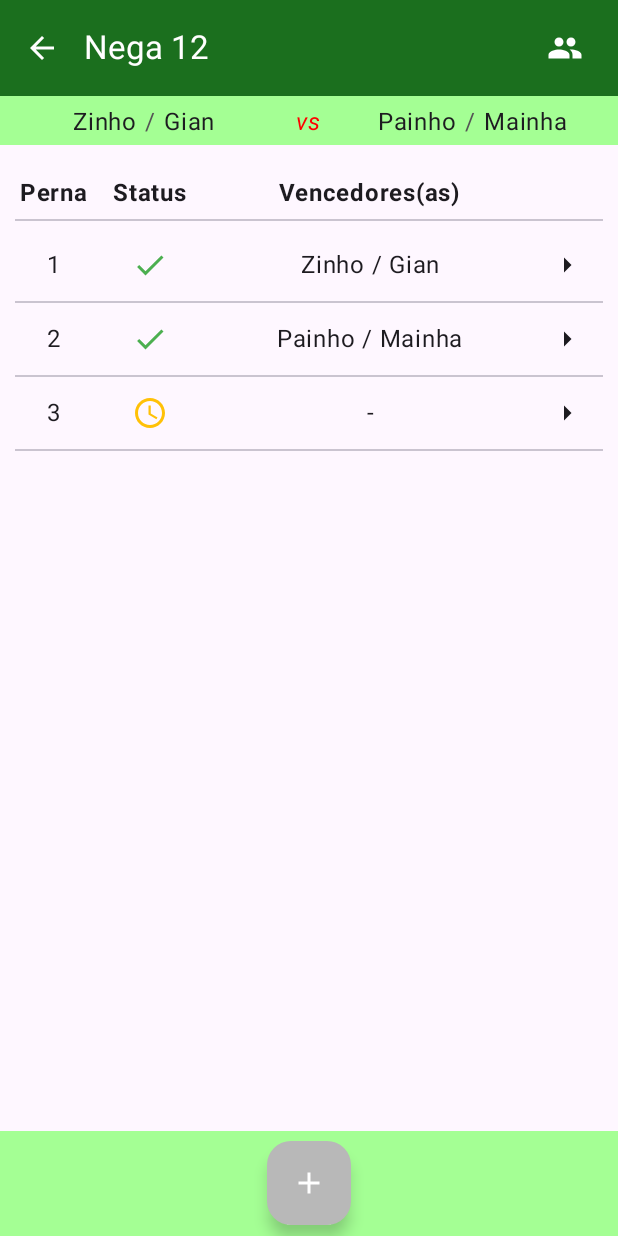
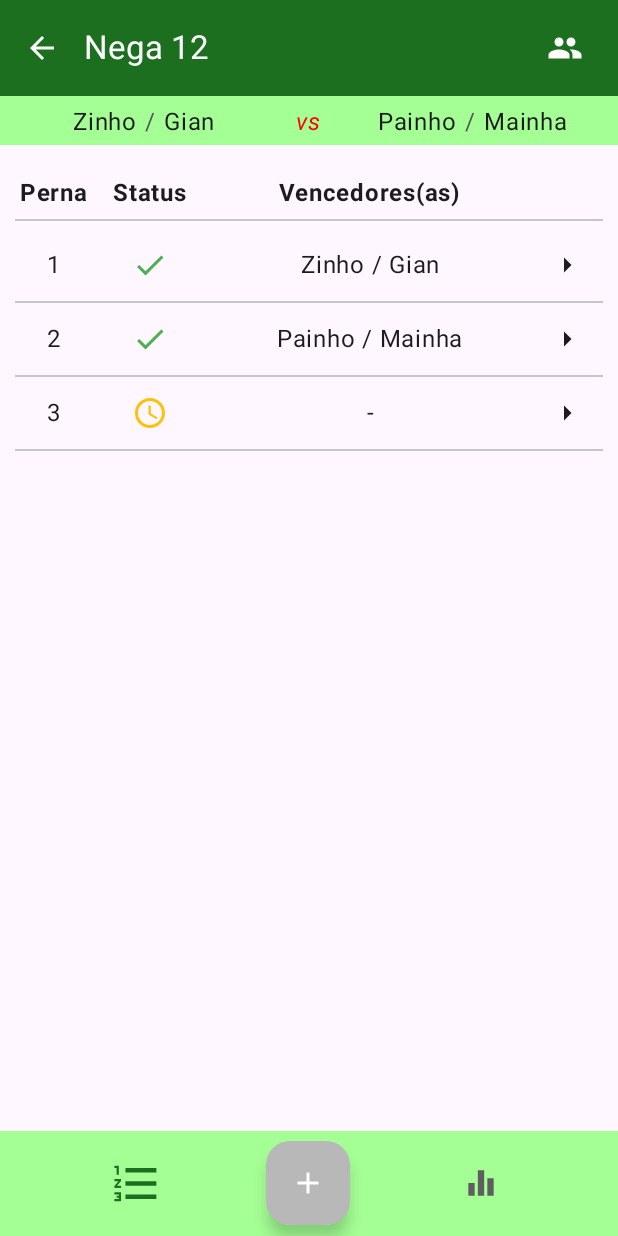
Before and after one commit to LuizJMF/placarburaco, an Android app built with Jetpack Compose: the @Preview function PernasSummaryScreenPreview, on a phone screen of 412 x 824 dp. Run offline under Robolectric (Android 15) with nearby library versions, the phone set to English and light mode, and no system bars.

Commit message:
On PernaSummary, added button on Scaffold to show statistics.
But for now, its just showing the playersOrder.

```diff
--- a/app/src/main/java/com/gmail/luizjmfilho/buraco/ui/PernasSummaryScreen.kt
+++ b/app/src/main/java/com/gmail/luizjmfilho/buraco/ui/PernasSummaryScreen.kt
@@ -11,6 +11,7 @@ import androidx.compose.foundation.layout.fillMaxSize
 import androidx.compose.foundation.layout.fillMaxWidth
 import androidx.compose.foundation.layout.height
 import androidx.compose.foundation.layout.padding
+import androidx.compose.foundation.layout.size
 import androidx.compose.foundation.layout.width
 import androidx.compose.foundation.layout.wrapContentWidth
 import androidx.compose.foundation.rememberScrollState
@@ -25,6 +26,8 @@ import androidx.compose.material.icons.filled.FormatListNumbered
 import androidx.compose.material.icons.filled.Leaderboard
 import androidx.compose.material.icons.filled.People
 import androidx.compose.material.icons.filled.Person
+import androidx.compose.material.icons.outlined.Equalizer
+import androidx.compose.material.icons.outlined.FormatListNumbered
 import androidx.compose.material3.AlertDialog
 import androidx.compose.material3.BottomAppBar
 import androidx.compose.material3.Card
@@ -50,6 +53,7 @@ import androidx.compose.ui.Alignment
 import androidx.compose.ui.Modifier
 import androidx.compose.ui.graphics.Color
 import androidx.compose.ui.graphics.RectangleShape
+import androidx.compose.ui.graphics.vector.ImageVector
 import androidx.compose.ui.platform.LocalLifecycleOwner
 import androidx.compose.ui.res.pluralStringResource
 import androidx.compose.ui.res.stringResource
@@ -84,6 +88,8 @@ fun PernasSummaryScreenPrimaria(
         onBackClick = onBackClick,
         onCreatePerna = pernasSummaryViewModel::onCreatePerna,
         onGoToPerna = onGoToPerna,
+        onAlternateVisualizationToInfoList = pernasSummaryViewModel::onAlternateVisualizationToInfoList,
+        onAlternateVisualizationToStatistics = pernasSummaryViewModel::onAlternateVisualizationToStatistics,
         modifier = modifier,
     )
 }
@@ -93,14 +99,16 @@ fun PernasSummaryScreenSecundaria(
     pernasSummaryUiState: PernasSummaryUiState,
     onCreatePerna: (String) -> Unit,
     onBackClick: () -> Unit,
+    onAlternateVisualizationToStatistics: () -> Unit,
+    onAlternateVisualizationToInfoList: () -> Unit,
     onGoToPerna: (MatchType, Int) -> Unit,
     modifier: Modifier = Modifier,
 ) {
 
     var isDialogShown by rememberSaveable { mutableStateOf(false) }
     val isFabEnabled = when(pernasSummaryUiState.matchType) {
-        MatchType.Singles -> (pernasSummaryUiState.pernaInfoList.size < 4)
-        MatchType.Doubles -> (pernasSummaryUiState.pernaInfoList.size < 3)
+        MatchType.Singles -> ((pernasSummaryUiState.pernaInfoList.size < 4) && (pernasSummaryUiState.visualizationMode == VisualizationMode.InfoList))
+        MatchType.Doubles -> ((pernasSummaryUiState.pernaInfoList.size < 3) && (pernasSummaryUiState.visualizationMode == VisualizationMode.InfoList))
 
     }
 
@@ -132,6 +140,31 @@ fun PernasSummaryScreenSecundaria(
                         .padding(bottom = 5.dp)
                 ) {
                     Spacer(modifier = Modifier.weight(1f))
+                    IconButton(
+                        onClick = onAlternateVisualizationToInfoList
+                    ) {
+                        Icon(
+                            imageVector = Icons.Filled.FormatListNumbered,
+                            contentDescription = null,
+                            modifier = when (pernasSummaryUiState.visualizationMode) {
+                                VisualizationMode.InfoList -> {
+                                    Modifier.size(35.dp)
+                                }
+                                VisualizationMode.Statistics -> {
+                                    Modifier.size(25.dp)
+                                }
+                            },
+                            tint = when (pernasSummaryUiState.visualizationMode) {
+                                VisualizationMode.InfoList -> {
+                                    Color(0xFF1B6F1E)
+                                }
+                                VisualizationMode.Statistics -> {
+                                    Color(0xFF5E5E5E)
+                                }
+                            },
+                        )
+                    }
+                    Spacer(modifier = Modifier.weight(1f))
                     FloatingActionButton(
                         onClick = {
                             if (isFabEnabled) {
@@ -144,6 +177,31 @@ fun PernasSummaryScreenSecundaria(
                         Icon(
                             imageVector = Icons.Filled.Add,
                             contentDescription = null
+                        )
+                    }
+                    Spacer(modifier = Modifier.weight(1f))
+                    IconButton(
+                        onClick = onAlternateVisualizationToStatistics
+                    ) {
+                       Icon(
+                           imageVector = Icons.Outlined.Equalizer,
+                           contentDescription = null,
+                           modifier = when (pernasSummaryUiState.visualizationMode) {
+                               VisualizationMode.Statistics -> {
+                                   Modifier.size(35.dp)
+                               }
+                               VisualizationMode.InfoList -> {
+                                   Modifier.size(25.dp)
+                               }
+                           },
+                           tint = when (pernasSummaryUiState.visualizationMode) {
+                               VisualizationMode.Statistics -> {
+                                   Color(0xFF1B6F1E)
+                               }
+                               VisualizationMode.InfoList -> {
+                                   Color(0xFF5E5E5E)
+                               }
+                           },
                        )
                     }
                     Spacer(modifier = Modifier.weight(1f))
@@ -238,6 +296,8 @@ fun PernasSummaryScreenSecundaria(
                         }
                     }
                 }
+                when (pernasSummaryUiState.visualizationMode) {
+                    VisualizationMode.InfoList -> {
                         Column(
                             modifier = Modifier
                                 .padding(start = 10.dp, end = 10.dp, top = 20.dp),
@@ -320,6 +380,35 @@ fun PernasSummaryScreenSecundaria(
                                             }
                                         }
                                         Divider()
+                                    }
+                                }
+                            }
+                        }
+                    }
+                    VisualizationMode.Statistics -> {
+                        Column(
+                            modifier = Modifier
+                                .padding(start = 10.dp, end = 10.dp, top = 20.dp),
+                        ) {
+                            Row {
+                                Text(
+                                    text = stringResource(R.string.order_of_players),
+                                    modifier = Modifier
+                                        .padding(end = 10.dp),
+                                    fontWeight = FontWeight.Bold
+                                )
+                                when (pernasSummaryUiState.matchType) {
+                                    MatchType.Singles -> {
+                                        Text(
+                                            text = "${pernasSummaryUiState.playersOrder[0]} marca ${pernasSummaryUiState.playersOrder[1]}",
+                                        )
+                                    }
+                                    MatchType.Doubles -> {
+                                        Text(
+                                            text = "${pernasSummaryUiState.playersOrder[0]} marca ${pernasSummaryUiState.playersOrder[1]}",
+                                        )
+                                    }
+                                }
                             }
                         }
                     }
@@ -438,11 +527,13 @@ fun PernasSummaryScreenPreview() {
                     PernaInfo(1, 1, MatchStatus.Finished, "Zinho / Gian"),
                     PernaInfo(2, 2, MatchStatus.Finished, "Painho / Mainha"),
                     PernaInfo(3, 3, MatchStatus.Underway, null),
-                )
+                ),
             ),
             onBackClick = {},
             onCreatePerna = {},
-            onGoToPerna = {_, _ ->}
+            onGoToPerna = {_, _ ->},
+            onAlternateVisualizationToInfoList = {},
+            onAlternateVisualizationToStatistics = {}
         )
     }
 }
--- a/app/src/main/java/com/gmail/luizjmfilho/buraco/ui/PernasSummaryUiState.kt
+++ b/app/src/main/java/com/gmail/luizjmfilho/buraco/ui/PernasSummaryUiState.kt
@@ -5,6 +5,8 @@ data class PernasSummaryUiState(
     val negaNum: Int = 0,
     val playerNames: List<String> = emptyList(),
     val pernaInfoList: List<PernaInfo> = emptyList(),
+    val visualizationMode: VisualizationMode = VisualizationMode.InfoList,
+    val playersOrder: List<String> = listOf()
 )
 
 data class PernaInfo(
@@ -13,3 +15,8 @@ data class PernaInfo(
     val status: MatchStatus,
     val winner: String?,
 )
+
+enum class VisualizationMode {
+    Statistics,
+    InfoList,
+}
--- a/app/src/main/res/values/strings.xml
+++ b/app/src/main/res/values/strings.xml
@@ -24,6 +24,7 @@
     <string name="delete_last_mao">Deletar a última mão</string>
     <string name="winner_by_wo">Vitória por WO</string>
     <string name="wo">WO</string>
+    <string name="order_of_players">Ordem à mesa:</string>
     <plurals name="winner">
         <item quantity="one">Vencedor(a)</item>
         <item quantity="other">Vencedores(as)</item>
```
Also changed, not shown: app/src/main/java/com/gmail/luizjmfilho/buraco/data/PernasSummaryRepository.kt (+8 -0 lines), app/src/main/java/com/gmail/luizjmfilho/buraco/ui/PernasSummaryViewModel.kt (+45 -1 lines). Lines whose indentation alone changed are shown as unchanged.
